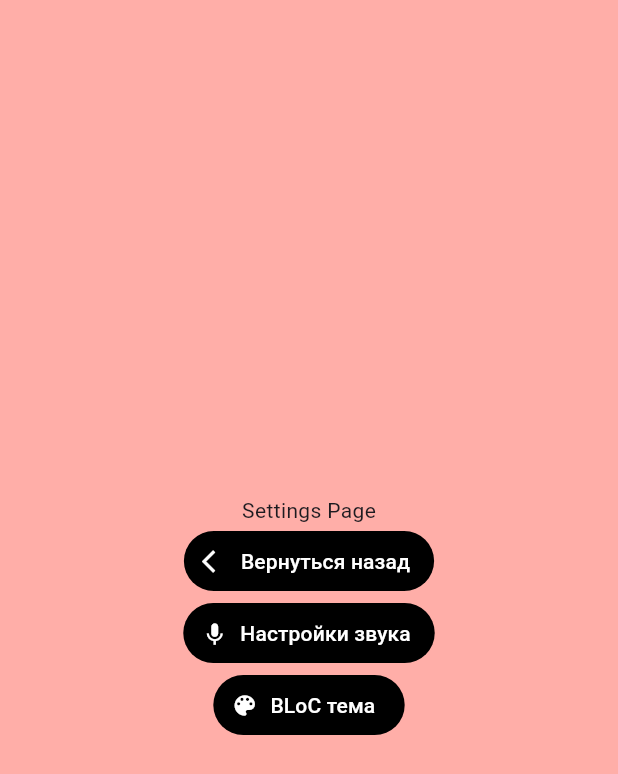
After one commit to DevillClean/My_App_flutter, a Flutter app: the screen it shows after launch, after a tap on the "settings" icon, on a phone screen of 412 x 824 dp. The commit adds this screen. Shown: the top 774 px of the screen. Run offline on Flutter 3.47's test engine with Material 3 defaults, Android fonts, the phone set to English and light mode, and no system bars.

Commit message:
first commit

```diff
--- a/lib/main.dart
+++ b/lib/main.dart
@@ -1,34 +1,70 @@
 import 'package:flutter/material.dart';
+import 'package:flutter_application_1/pages/settings.dart';
+import 'package:flutter_application_1/pages/settings_sound.dart';
+import 'package:flutter_application_1/pages/settings_theme.dart';
+import 'package:provider/provider.dart';
+
 
 void main() {
-  runApp(const HairStylist());
+  runApp(
+    // MultiProvider(
+    //   providers: [
+    //   Provider(
+    //     create: (context) => SearchBloc(),
+    //    ),
+    //  ],
+    //  child:
+       MaterialApp(
+     debugShowCheckedModeBanner: false,
+    //  theme: ThemeData(
+      // textTheme: const TextTheme(
+      //   bodyText2: TextStyle(fontSize: 33),
+      //     subtitle1: TextStyle(fontSize: 22),
+      // )
+    // ),
+     initialRoute: '/',
+     routes: {
+         '/': (context) => const HairStylist(),
+         '/settings': (context) => const Settings(),
+         '/settings_sound': (context) => const SettingsSound(),
+         '/settings_theme': (context) => SettingsTheme(),
+      },
+     ),
+    );
+  // );
 }
+
+
 
 class HairStylist extends StatelessWidget {
   const HairStylist({super.key});
 
   @override
   Widget build(BuildContext context) {
-    return MaterialApp(
-     debugShowCheckedModeBanner: false,
-      home: Scaffold(
+    return Scaffold(
         backgroundColor: Color.fromARGB(255, 245, 242, 233),
         body: SingleChildScrollView(
           child: Padding(
-            padding: const EdgeInsets.all(20),
+            padding: const EdgeInsets.all(30),
             child: Column(
               crossAxisAlignment: CrossAxisAlignment.start,
               children: [
                 Row(
                   mainAxisAlignment: MainAxisAlignment.spaceBetween,
                   children: [
-                    InkWell(
-                      onTap: () {},
-                      child: const Icon(Icons.arrow_back_ios),
+                  IconButton(
+                    onPressed: (){},
+                    icon: const Icon(Icons.search),
                     ),
                     IconButton(
-                      onPressed: () {},
-                      icon: const Icon(Icons.search_rounded),
+                      onPressed: () {
+                        Navigator.push(
+                    context, MaterialPageRoute(
+                      builder: (context){
+                         return const Settings();
+                  }));
+                      },
+                      icon: const Icon(Icons.settings),
                     ),
                   ],
                 ),
@@ -396,7 +432,7 @@ class HairStylist extends StatelessWidget {
                   spacing: 10,
                   children: [
                     Container(
-                      width: 180,
+                      width: 170,
                       height: 40,
                       decoration: BoxDecoration(
                         borderRadius: BorderRadius.circular(8),
@@ -412,7 +448,7 @@ class HairStylist extends StatelessWidget {
                       ),
                     ),
                     Container(
-                      width: 180,
+                      width: 170,
                       height: 40,
                       decoration: BoxDecoration(
                         borderRadius: BorderRadius.circular(8),
@@ -421,7 +457,7 @@ class HairStylist extends StatelessWidget {
                       child: const Center(child: Text('9am-10am')),
                     ),
                     Container(
-                      width: 180,
+                      width: 170,
                       height: 40,
                       decoration: BoxDecoration(
                         borderRadius: BorderRadius.circular(8),
@@ -430,7 +466,7 @@ class HairStylist extends StatelessWidget {
                       child: const Center(child: Text('9am-10am')),
                     ),
                     Container(
-                      width: 180,
+                      width: 170,
                       height: 40,
                       decoration: BoxDecoration(
                         borderRadius: BorderRadius.circular(8),
@@ -444,7 +480,6 @@ class HairStylist extends StatelessWidget {
             ),
           )
         ),
-      )
     );
   }
 }
--- /dev/null
+++ b/lib/pages/settings.dart
@@ -0,0 +1,66 @@
+import 'package:flutter/material.dart';
+import 'package:flutter_application_1/pages/settings_sound.dart';
+import 'package:flutter_application_1/pages/settings_theme.dart';
+
+class Settings extends StatelessWidget {
+  const Settings({super.key});
+
+  @override
+  Widget build(BuildContext context){
+    return Scaffold(
+      backgroundColor: const Color.fromARGB(255, 255, 174, 168),
+      body: SafeArea(
+        child: Center(
+          child: Column(
+            mainAxisAlignment: MainAxisAlignment.center,
+            children: [
+              const Text('Settings Page'),
+              TextButton.icon(
+                style: ButtonStyle(
+                  backgroundColor: MaterialStateProperty.all(Colors.black),
+                  foregroundColor: MaterialStateProperty.all(Colors.white),
+                ),
+                onPressed: (){
+                  Navigator.pop(context);
+                },
+                icon: const Icon(Icons.arrow_back_ios),
+                label: const Text('Вернуться назад'),
+              ),
+              TextButton.icon(
+                style: ButtonStyle(
+                  backgroundColor: MaterialStateProperty.all(Colors.black),
+                  foregroundColor: MaterialStateProperty.all(Colors.white),
+                ),
+                onPressed: (){
+                 Navigator.push(
+                    context, MaterialPageRoute(
+                      builder: (context){
+                         return const SettingsSound();
+                  }));
+                },
+                icon: const Icon(Icons.keyboard_voice_sharp),
+                label: const Text('Настройки звука'),
+              ),
+
+              TextButton.icon(
+                style: ButtonStyle(
+                  backgroundColor: MaterialStateProperty.all(Colors.black),
+                  foregroundColor: MaterialStateProperty.all(Colors.white),
+                ),
+                onPressed: (){
+                 Navigator.push(
+                    context, MaterialPageRoute(
+                      builder: (context){
+                         return  SettingsTheme();
+                  }));
+                },
+                icon: const Icon(Icons.color_lens),
+                label: const Text('BLoC тема '),
+              ),
+            ],
+          )
+        )
+      ),
+    );
+  }
+}
--- a/navigator.dart
+++ b/provider.dart
@@ -1,6 +1,4 @@
 /* main
- import 'dart:js';
-
  import 'package:flutter/material.dart';
  import 'package:flutter_application_1/home_screen.dart';
  import 'package:provider/provider.dart';
--- a/pubspec.yaml
+++ b/pubspec.yaml
@@ -35,6 +35,9 @@ dependencies:
   http: ^1.0.0
   dio: ^5.2.0+1
   json_annotation: ^4.8.1
+
+  bloc_concurrency: ^0.2.0
+  stream_transform: ^2.0.0
   # The following adds the Cupertino Icons font to your application.
   # Use with the CupertinoIcons class for iOS style icons.
   cupertino_icons: ^1.0.6
```
Also changed, not shown: flutter.dart (+62 -12 lines), lib/pages/settings_sound.dart (added, +50 -0 lines), lib/pages/settings_theme.dart (added, +105 -0 lines), pubspec.lock.
